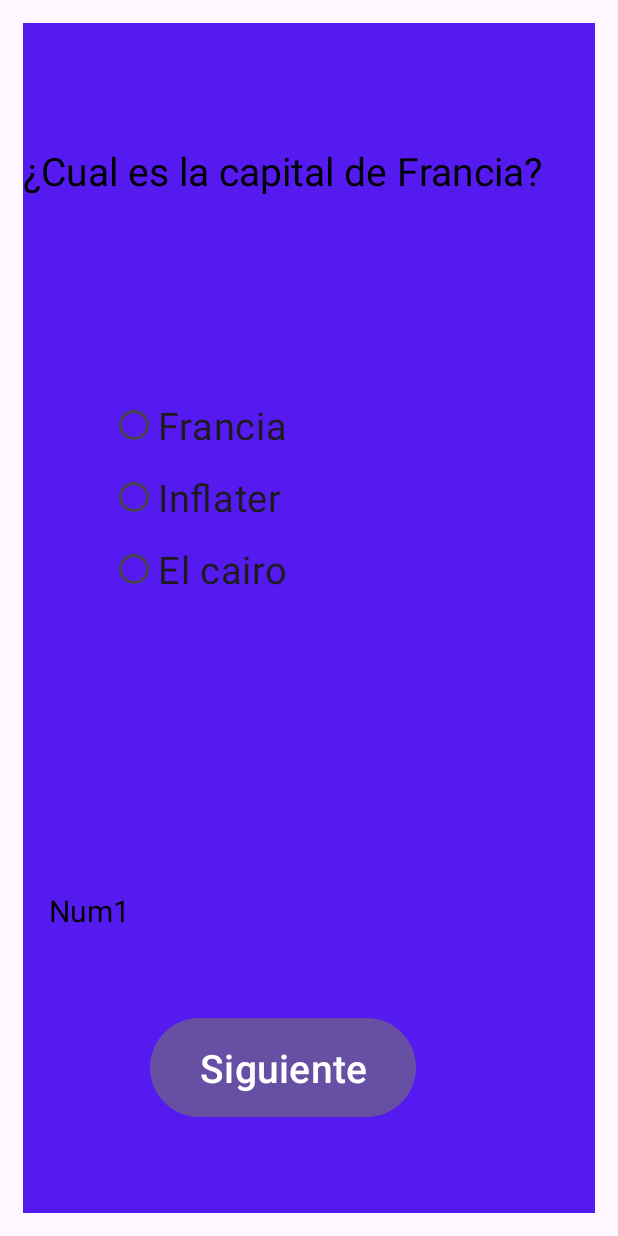
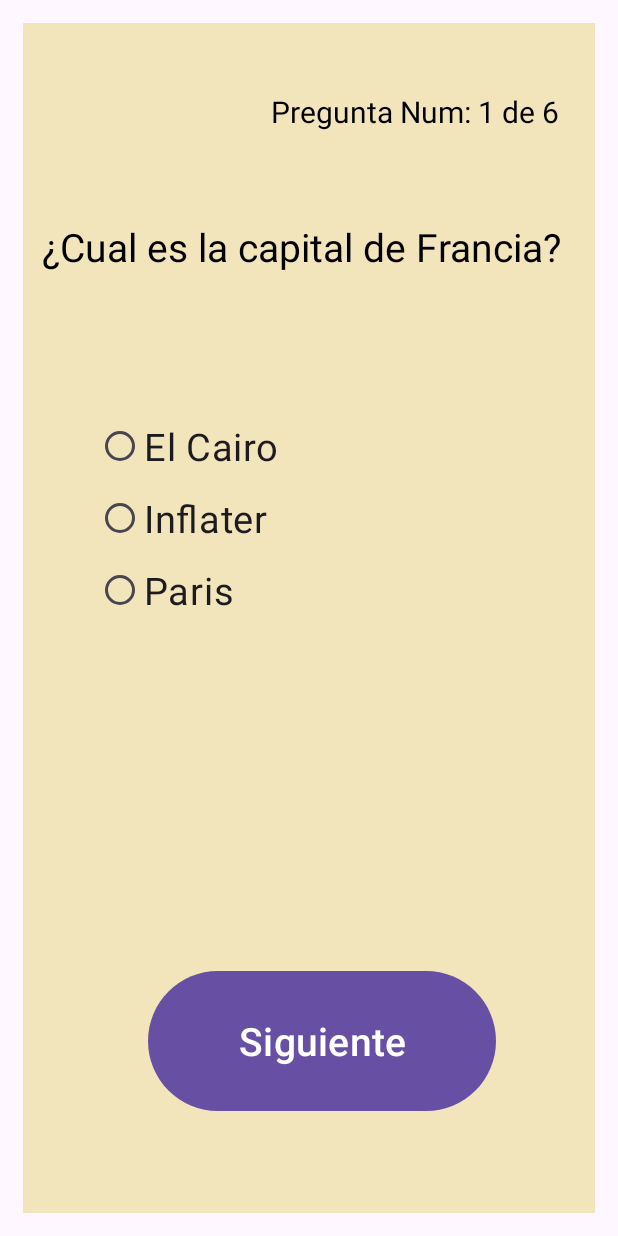
Before and after one commit to Aikar6556/ProyectoPreguntas_Quiz, an Android app: the screen it shows after launch (MainActivity), on a phone screen of 412 x 824 dp. Run offline under Robolectric (Android 15) with nearby library versions, the phone set to English and light mode, and no system bars.

Commit message:
Cambios Antonio

```diff
--- a/app/src/main/java/com/cifpceuta/proyectopreguntas/MainActivity.java
+++ b/app/src/main/java/com/cifpceuta/proyectopreguntas/MainActivity.java
@@ -22,8 +22,10 @@ public class MainActivity extends AppCompatActivity {
     private Button siguiente;
 
 
+
+
     private Preguntas[] preguntas = {
-            new Preguntas("¿Cual es la capital de Francia? ", "El cairo", "Francia", "Inflater", 1),
+            new Preguntas("¿Cual es la capital de Francia? ", "Paris", "El Cairo", "Inflater", 1),
             new Preguntas("¿Qué es el titanic?", "Un barco", "Un señor", "Un plato de puchero", 1),
             new Preguntas("¿Donde se situa la estatua de la libertad?", "Marruecos", "Móstoles", "EEUU", 1),
             new Preguntas("¿Cual fue el primer Smartphone?", "Honda", "Apple", "Modas Paqui", 2),
@@ -47,6 +49,7 @@ public class MainActivity extends AppCompatActivity {
         radioButton2 = findViewById(R.id.radioButton2);
         radioButton3 = findViewById(R.id.radioButton3);
         siguiente = findViewById(R.id.botonSiguiente);
+
         siguientePregunta();
 
         siguiente.setOnClickListener(new View.OnClickListener() {
@@ -97,7 +100,7 @@ public class MainActivity extends AppCompatActivity {
     }
 
     private void siguientePregunta() {
-        contadorPregunta.setText("Num" + (cont + 1));
+        contadorPregunta.setText("Pregunta Num: " + (cont + 1)+" de "+preguntas.length );
         pregunta.setText(preguntas[cont].getPregunta());
         radioButton1.setText(preguntas[cont].getRespuesta1());
         radioButton2.setText(preguntas[cont].getRespuesta2());
@@ -119,4 +122,8 @@ public class MainActivity extends AppCompatActivity {
 
 
 
+
+
+
+
 }
--- a/app/src/main/res/layout/activity_main.xml
+++ b/app/src/main/res/layout/activity_main.xml
@@ -5,7 +5,7 @@
     android:layout_width="match_parent"
     android:layout_height="match_parent"
     android:layout_margin="15dp"
-    android:background="@color/personal1"
+    android:background="@color/claro1"
     tools:context=".MainActivity">
 
     <TextView
@@ -13,14 +13,14 @@
         android:layout_width="wrap_content"
         android:layout_height="wrap_content"
         android:text="Contador"
+        android:textColor="@color/black"
         android:textSize="20dp"
         app:layout_constraintBottom_toBottomOf="parent"
         app:layout_constraintEnd_toEndOf="parent"
-        app:layout_constraintHorizontal_bias="0.053"
+        app:layout_constraintHorizontal_bias="0.872"
         app:layout_constraintStart_toStartOf="parent"
         app:layout_constraintTop_toTopOf="parent"
-        android:textColor="@color/black"
-        app:layout_constraintVertical_bias="0.755" />
+        app:layout_constraintVertical_bias="0.059" />
 
     <TextView
         android:id="@+id/pregunta"
@@ -29,25 +29,27 @@
         android:gravity="center"
         android:text="Pregunta"
         android:textAlignment="center"
+        android:textColor="@color/black"
         android:textSize="26dp"
-        android:textColor="@color/black"
 
         app:layout_constraintBottom_toBottomOf="parent"
         app:layout_constraintEnd_toEndOf="parent"
-        app:layout_constraintHorizontal_bias="0.0"
+        app:layout_constraintHorizontal_bias="0.446"
         app:layout_constraintStart_toStartOf="parent"
         app:layout_constraintTop_toTopOf="parent"
-        app:layout_constraintVertical_bias="0.106" />
+        app:layout_constraintVertical_bias="0.173" />
 
     <RadioGroup
         android:id="@+id/grupoBoton"
         android:layout_width="265dp"
         android:layout_height="288dp"
+        android:textColor="@color/black"
         app:layout_constraintBottom_toTopOf="@+id/botonSiguiente"
         app:layout_constraintEnd_toEndOf="parent"
+        app:layout_constraintHorizontal_bias="0.418"
         app:layout_constraintStart_toStartOf="parent"
-        android:textColor="@color/black"
-        app:layout_constraintTop_toBottomOf="@+id/pregunta">
+        app:layout_constraintTop_toBottomOf="@+id/pregunta"
+        app:layout_constraintVertical_bias="0.527">
 
         <RadioButton
             android:id="@+id/radioButton2"
@@ -75,15 +77,15 @@
 
     <Button
         android:id="@+id/botonSiguiente"
-        android:layout_width="177dp"
-        android:layout_height="74dp"
+        android:layout_width="232dp"
+        android:layout_height="101dp"
 
-        android:layout_marginBottom="60dp"
+        android:layout_marginBottom="64dp"
         android:text="Siguiente"
         android:textSize="26dp"
         app:layout_constraintBottom_toBottomOf="parent"
         app:layout_constraintEnd_toEndOf="parent"
-        app:layout_constraintHorizontal_bias="0.414"
+        app:layout_constraintHorizontal_bias="0.556"
         app:layout_constraintStart_toStartOf="parent" />
 
 
--- a/app/src/main/res/values/colors.xml
+++ b/app/src/main/res/values/colors.xml
@@ -2,7 +2,8 @@
 <resources>
     <color name="black">#FF000000</color>
     <color name="white">#FFFFFFFF</color>
-    <color name="personal1">#551AF0</color>
-    <color name="personal2">#3D5A73</color>
-    <color name="azulOscuro">#2D1AF0</color>
+    <color name="claro1">#F2E4BB</color>
+    <color name="claro2">#D9C2A7</color>
+    <color name="claro3">#F2E2CE</color>
+
 </resources>
--- a/build.gradle.kts
+++ b/build.gradle.kts
@@ -1,4 +1,4 @@
 // Top-level build file where you can add configuration options common to all sub-projects/modules.
 plugins {
-    id("com.android.application") version "8.1.2" apply false
+    id("com.android.application") version "8.1.3" apply false
 }
```
Also changed, not shown: app/src/main/java/com/cifpceuta/proyectopreguntas/ResumenPreguntas.java (+19 -0 lines), app/src/main/res/layout/finalizado_layout.xml (+19 -3 lines).
